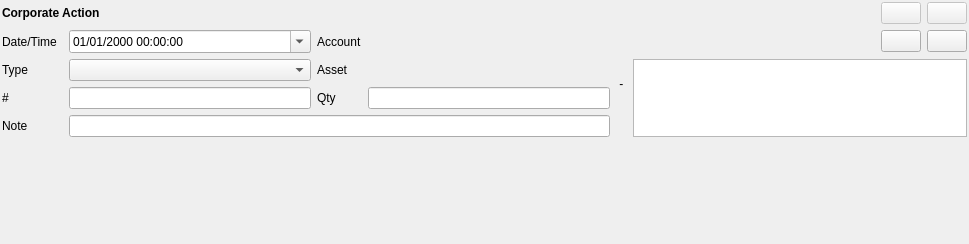
This is jal/ui/widgets/corporate_action_operation.ui in titov-vv/jal as Qt 5 draws it before an edit. The edited form follows.
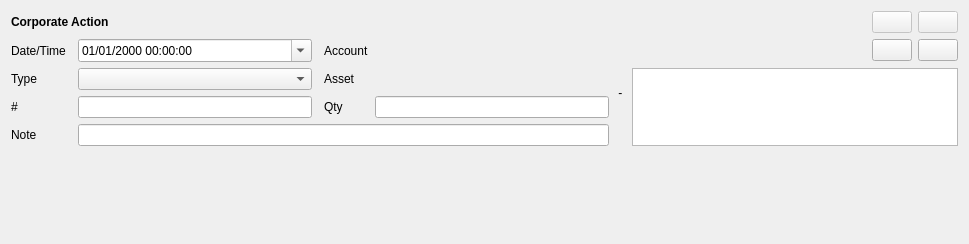
This is the edited form. Custom widgets are drawn as their Qt base class.

The edit to the form file:
```diff
--- a/jal/ui/widgets/corporate_action_operation.ui
+++ b/jal/ui/widgets/corporate_action_operation.ui
@@ -14,19 +14,7 @@
    <string>Form</string>
   </property>
   <layout class="QGridLayout" name="layout">
-   <property name="leftMargin">
-    <number>2</number>
-   </property>
-   <property name="topMargin">
-    <number>2</number>
-   </property>
-   <property name="rightMargin">
-    <number>2</number>
-   </property>
-   <property name="bottomMargin">
-    <number>2</number>
-   </property>
-   <item row="2" column="7">
+   <item row="2" column="9">
     <widget class="QPushButton" name="add_button">
      <property name="toolTip">
       <string>Add asset</string>
@@ -36,17 +24,17 @@
      </property>
     </widget>
    </item>
-   <item row="3" column="3">
+   <item row="3" column="4">
     <widget class="QLabel" name="asset_label">
      <property name="text">
       <string>Asset</string>
      </property>
     </widget>
    </item>
-   <item row="4" column="4">
+   <item row="4" column="5">
     <widget class="QLineEdit" name="qty_edit"/>
    </item>
-   <item row="2" column="3">
+   <item row="2" column="4">
     <widget class="QLabel" name="account_label">
      <property name="text">
       <string>Account</string>
@@ -60,7 +48,7 @@
      </property>
     </widget>
    </item>
-   <item row="0" column="7">
+   <item row="0" column="9">
     <widget class="QPushButton" name="commit_button">
      <property name="enabled">
       <bool>false</bool>
@@ -73,7 +61,7 @@
      </property>
     </widget>
    </item>
-   <item row="4" column="3">
+   <item row="4" column="4">
     <widget class="QLabel" name="qty_label">
      <property name="text">
       <string>Qty</string>
@@ -112,7 +100,7 @@
      </property>
     </widget>
    </item>
-   <item row="3" column="5" rowspan="2">
+   <item row="3" column="7" rowspan="2">
     <widget class="QLabel" name="arrow">
      <property name="text">
       <string> - </string>
@@ -126,10 +114,10 @@
      </property>
     </widget>
    </item>
-   <item row="3" column="4">
+   <item row="3" column="5">
     <widget class="ReferenceSelectorWidget" name="symbol_widget"/>
    </item>
-   <item row="2" column="4">
+   <item row="2" column="5">
     <widget class="ReferenceSelectorWidget" name="account_widget"/>
    </item>
    <item row="4" column="2">
@@ -138,7 +126,7 @@
    <item row="3" column="2">
     <widget class="QComboBox" name="type"/>
    </item>
-   <item row="0" column="8">
+   <item row="0" column="10">
     <widget class="QPushButton" name="revert_button">
      <property name="enabled">
       <bool>false</bool>
@@ -167,10 +155,10 @@
      </property>
     </spacer>
    </item>
-   <item row="5" column="2" colspan="3">
+   <item row="5" column="2" colspan="4">
     <widget class="QLineEdit" name="note"/>
    </item>
-   <item row="2" column="8">
+   <item row="2" column="10">
     <widget class="QPushButton" name="del_button">
      <property name="toolTip">
       <string>Remove asset</string>
@@ -187,7 +175,7 @@
      </property>
     </widget>
    </item>
-   <item row="3" column="6" rowspan="3" colspan="3">
+   <item row="3" column="8" rowspan="3" colspan="3">
     <widget class="TableViewWithFooter" name="results_table">
      <property name="alternatingRowColors">
       <bool>true</bool>
@@ -200,7 +188,7 @@
      </attribute>
     </widget>
    </item>
-   <item row="2" column="6">
+   <item row="2" column="8">
     <spacer name="horizontalSpacer">
      <property name="orientation">
       <enum>Qt::Orientation::Horizontal</enum>
@@ -213,6 +201,38 @@
      </property>
     </spacer>
    </item>
+   <item row="2" column="3">
+    <spacer name="fieldGroupSpacer">
+     <property name="orientation">
+      <enum>Qt::Orientation::Horizontal</enum>
+     </property>
+     <property name="sizeType">
+      <enum>QSizePolicy::Fixed</enum>
+     </property>
+     <property name="sizeHint" stdset="0">
+      <size>
+       <width>0</width>
+       <height>20</height>
+      </size>
+     </property>
+    </spacer>
+   </item>
+   <item row="3" column="6">
+    <spacer name="arrowGroupSpacer">
+     <property name="orientation">
+      <enum>Qt::Orientation::Horizontal</enum>
+     </property>
+     <property name="sizeType">
+      <enum>QSizePolicy::Fixed</enum>
+     </property>
+     <property name="sizeHint" stdset="0">
+      <size>
+       <width>0</width>
+       <height>20</height>
+      </size>
+     </property>
+    </spacer>
+   </item>
   </layout>
  </widget>
  <customwidgets>
```
Left out of the diff: 34 changed lines with no effect on the pictures.
